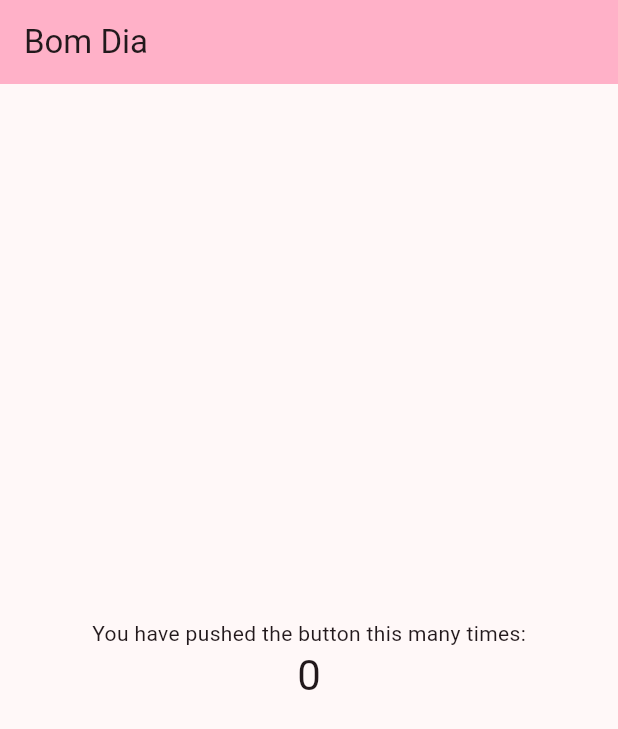
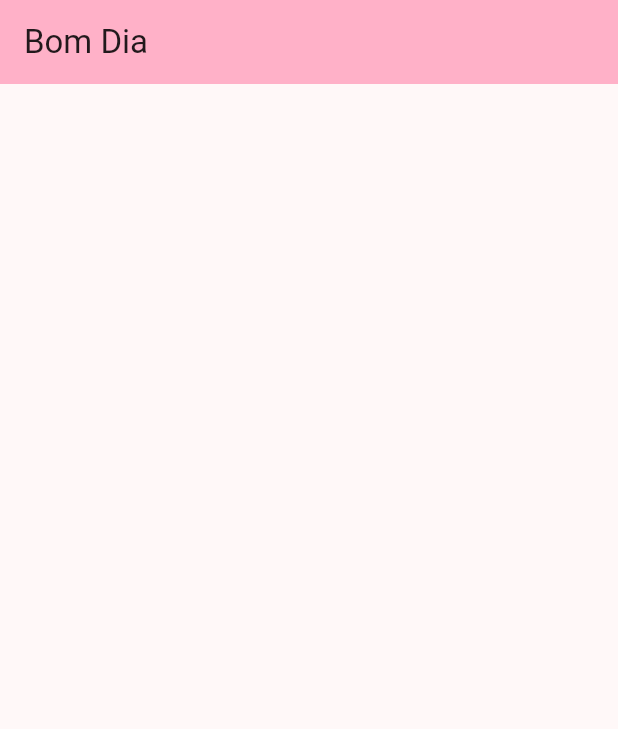
Before and after one commit to restenPiz/Spotify_clone, a Flutter app: the screen it shows after launch, on a phone screen of 412 x 824 dp. Shown: the top 729 px of the screen. Run offline on Flutter 3.47's test engine with Material 2 defaults, Android fonts, the phone set to English and light mode, and no system bars.

Commit message:
Some updates in the application

```diff
--- a/spotify_clone/lib/main.dart
+++ b/spotify_clone/lib/main.dart
@@ -47,23 +47,10 @@ class _MyHomePageState extends State<MyHomePage> {
         backgroundColor: Theme.of(context).colorScheme.inversePrimary,
         title: Text(widget.title),
       ),
-      body: Center(
-        child: Column(
-          mainAxisAlignment: MainAxisAlignment.center,
-          children: <Widget>[
+      body: Container(
 
-            //*Inicio do texto que vai aparecer que vai aparecer na tela do applicativo
-            const Text(
-              'You have pushed the button this many times:',
-            ),
+        //*Start the content of the application
 
-            //?Inicio do metodo que printa o incremento
-            Text(
-              '$_counter',
-              style: Theme.of(context).textTheme.headlineMedium,
-            ),
-          ],
-        ),
       ),
     );
   }
```
